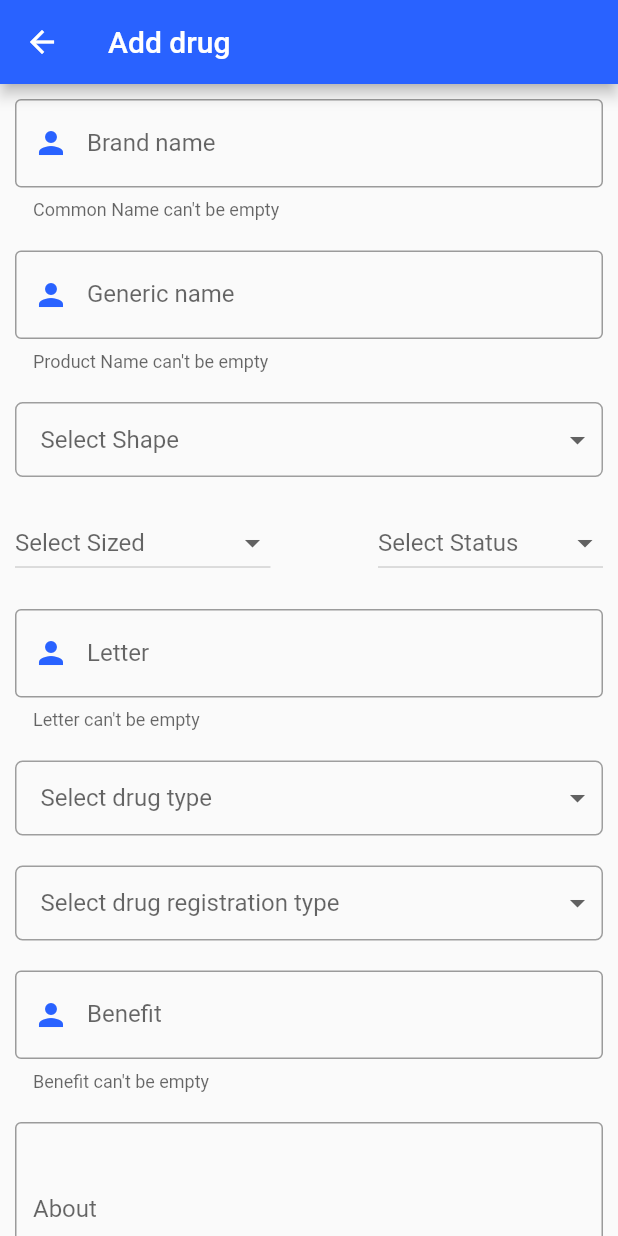
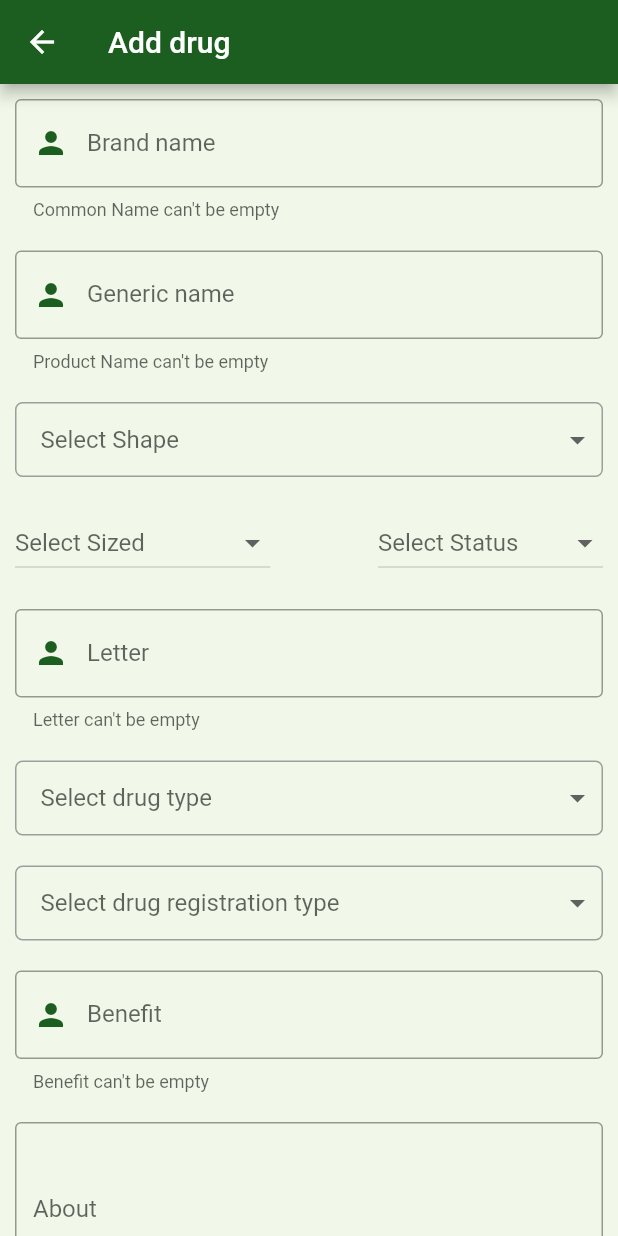
Before and after one commit to Thanakorn-11911/Project_DrugTech, a Flutter app: the HomeAdminPage screen opened directly, after a tap on the "add" icon, on a phone screen of 412 x 824 dp. Run offline on Flutter 3.47's test engine with Material 2 defaults, Android fonts, the phone set to English and light mode, and no system bars; our stand-ins replace cloud_firestore, firebase_auth, firebase_core, firebase_storage, font_awesome_flutter, image_picker and 1 more; missing offline and left inert: dart:ffi, stream_provider, tflite; accounts and stored records are empty; network calls fail.

Commit message:
change colors

```diff
--- a/lib/screens/Admin/addDrug.dart
+++ b/lib/screens/Admin/addDrug.dart
@@ -88,6 +88,7 @@ class _AddDrugState extends State<AddDrug> {
   @override
   Widget build(BuildContext context) {
     return Scaffold(
+      backgroundColor: cardColor,
       appBar: AppBar(
         title: Text("Add drug"),
       ),
@@ -261,7 +262,7 @@ class _AddDrugState extends State<AddDrug> {
         )),
         prefixIcon: Icon(
           Icons.person,
-          color: Color(0xFF2962FF),
+          color: Color(0xFF1B5E20),
         ),
         labelText: "Brand name",
         helperText: "Common Name can't be empty",
@@ -286,7 +287,7 @@ class _AddDrugState extends State<AddDrug> {
         )),
         prefixIcon: Icon(
           Icons.person,
-          color: Color(0xFF2962FF),
+          color: Color(0xFF1B5E20),
         ),
         labelText: "Generic name",
         helperText: "Product Name can't be empty",
@@ -387,7 +388,7 @@ class _AddDrugState extends State<AddDrug> {
         )),
         prefixIcon: Icon(
           Icons.person,
-          color: Color(0xFF2962FF),
+          color: Color(0xFF1B5E20),
         ),
         labelText: "Letter",
         helperText: "Letter can't be empty",
@@ -489,7 +490,7 @@ class _AddDrugState extends State<AddDrug> {
         )),
         prefixIcon: Icon(
           Icons.person,
-          color: Color(0xFF2962FF),
+          color: Color(0xFF1B5E20),
         ),
         labelText: "Benefit",
         helperText: "Benefit can't be empty",
--- a/lib/screens/Admin/homeAdmin.dart
+++ b/lib/screens/Admin/homeAdmin.dart
@@ -131,6 +131,7 @@ class _HomeAdminPageState extends State<HomeAdminPage> {
                         child: Padding(
                           padding: const EdgeInsets.all(10.0),
                           child: Card(
+                            color: cardColor,
                             clipBehavior: Clip.antiAlias,
                             elevation: 16,
                             shape: RoundedRectangleBorder(
@@ -264,7 +265,7 @@ class _HomeAdminPageState extends State<HomeAdminPage> {
                                         child: const Text(
                                           'Delete',
                                           style: TextStyle(
-                                              color: Color(0xFF2962FF)),
+                                              color: Color(0xFF1B5E20)),
                                         ),
                                       ),
                                       //Update
@@ -280,7 +281,7 @@ class _HomeAdminPageState extends State<HomeAdminPage> {
                                         child: const Text(
                                           'Edit',
                                           style: TextStyle(
-                                              color: Color(0xFF2962FF)),
+                                              color: Color(0xFF1B5E20)),
                                         ),
                                       ),
                                     ],
@@ -302,7 +303,7 @@ class _HomeAdminPageState extends State<HomeAdminPage> {
                 borderRadius: BorderRadius.vertical(
                   top: Radius.circular(36.0),
                 ),
-                color: gradientStartColor,
+                color: navigationColor,
               ),
               padding: const EdgeInsets.all(24),
               child: Row(
--- a/lib/screens/Admin/menu.dart
+++ b/lib/screens/Admin/menu.dart
@@ -45,7 +45,10 @@ class _MenuState extends State<Menu> {
                       top: 38,
                       left: 13,
                       child: IconButton(
-                        icon: Icon(Icons.camera_alt),
+                        icon: Icon(
+                          Icons.camera_alt,
+                          color: Colors.white,
+                        ),
                         onPressed: () async {
                           final data = await showModalBottomSheet(
                               context: context,
--- a/lib/screens/Admin/register.dart
+++ b/lib/screens/Admin/register.dart
@@ -19,6 +19,7 @@ class _RegisterPageState extends State<RegisterPage> {
   @override
   Widget build(BuildContext context) {
     return Scaffold(
+      backgroundColor: cardColor,
       appBar: AppBar(
         title: Text('Sign Up'),
         centerTitle: true,
@@ -115,7 +116,7 @@ class _RegisterPageState extends State<RegisterPage> {
                   height: 50,
                   child: ElevatedButton(
                     style: ElevatedButton.styleFrom(
-                      primary: const Color(0xFF2962FF),
+                      primary: navigationColor,
                     ),
                     onPressed: () async {
                       if (formkey.currentState.validate()) {
--- a/lib/services/constants.dart
+++ b/lib/services/constants.dart
@@ -4,7 +4,9 @@ Color primaryTextColor = Color(0xFF414C6B);
 Color secondaryTextColor = Color(0xFFE4979E);
 Color titleTextColor = Colors.white;
 Color contentTextColor = Color(0xff868686);
-Color navigationColor = Color(0xFF2962FF);
+//Color navigationColor = Color(0xFF2962FF);
+Color navigationColor = Colors.green.shade900;
+Color cardColor = Colors.lightGreen.shade50;
 //Color navigationColor = Color(0xFF004D40);
 //Color gradientStartColor = Color(0xFF03A9F4);
 Color gradientStartColor = Color(0xFF2979FF);
```
Also changed, not shown: lib/screens/Admin/login.dart (+6 -2 lines), lib/screens/HomeScreen/startandreg.dart (+7 -3 lines), lib/screens/User/homeUser.dart (+16 -3 lines), lib/shared/getImageTFlite.dart (+10 -2 lines).
